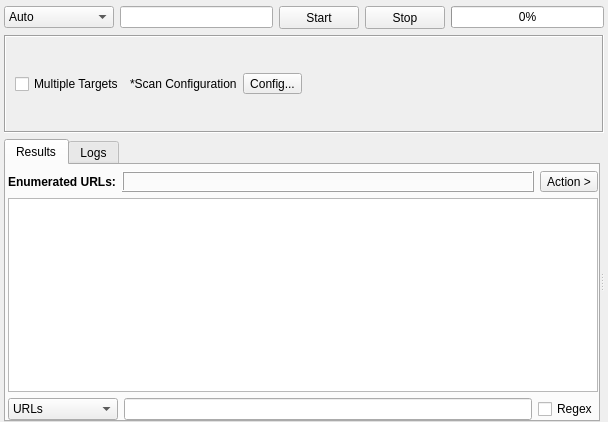
This is sub3suite/src/engines/url/Url.ui in 3nock/OTE as Qt 5 draws it before an edit. The edited form follows.
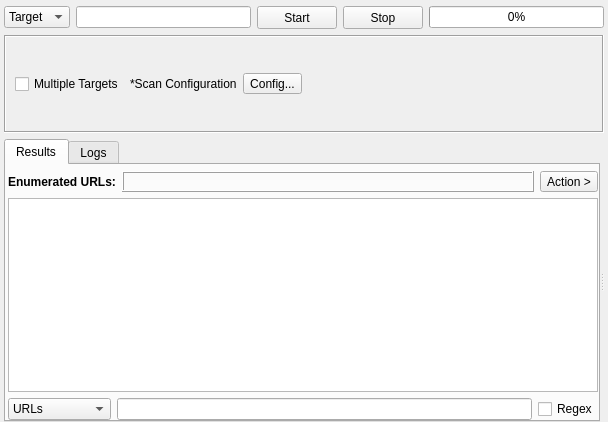
This is the edited form. Custom widgets are drawn as their Qt base class.

```diff
--- a/sub3suite/src/engines/url/Url.ui
+++ b/sub3suite/src/engines/url/Url.ui
@@ -41,8 +41,8 @@
        </property>
        <property name="minimumSize">
         <size>
-         <width>110</width>
-         <height>21</height>
+         <width>0</width>
+         <height>0</height>
         </size>
        </property>
        <property name="focusPolicy">
@@ -53,7 +53,7 @@
        </property>
        <item>
         <property name="text">
-         <string>Auto</string>
+         <string>Target</string>
         </property>
        </item>
       </widget>
@@ -416,7 +416,7 @@
               <widget class="QComboBox" name="comboBoxFilter">
                <property name="minimumSize">
                 <size>
-                 <width>110</width>
+                 <width>0</width>
                  <height>0</height>
                 </size>
                </property>
```
Left out of the diff: 4 changed lines with no effect on the pictures.
